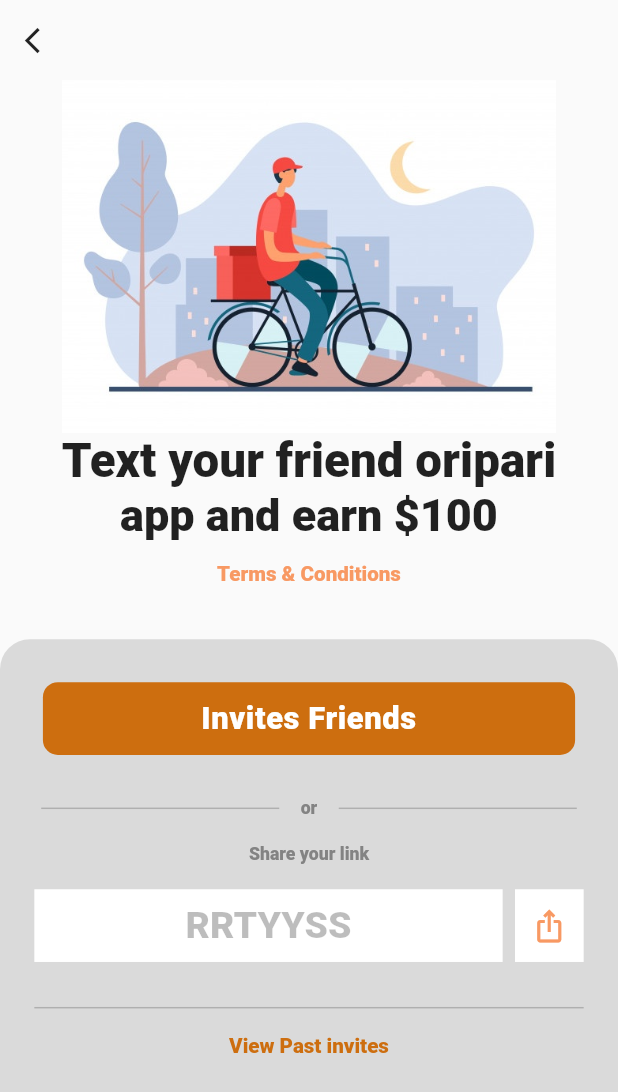
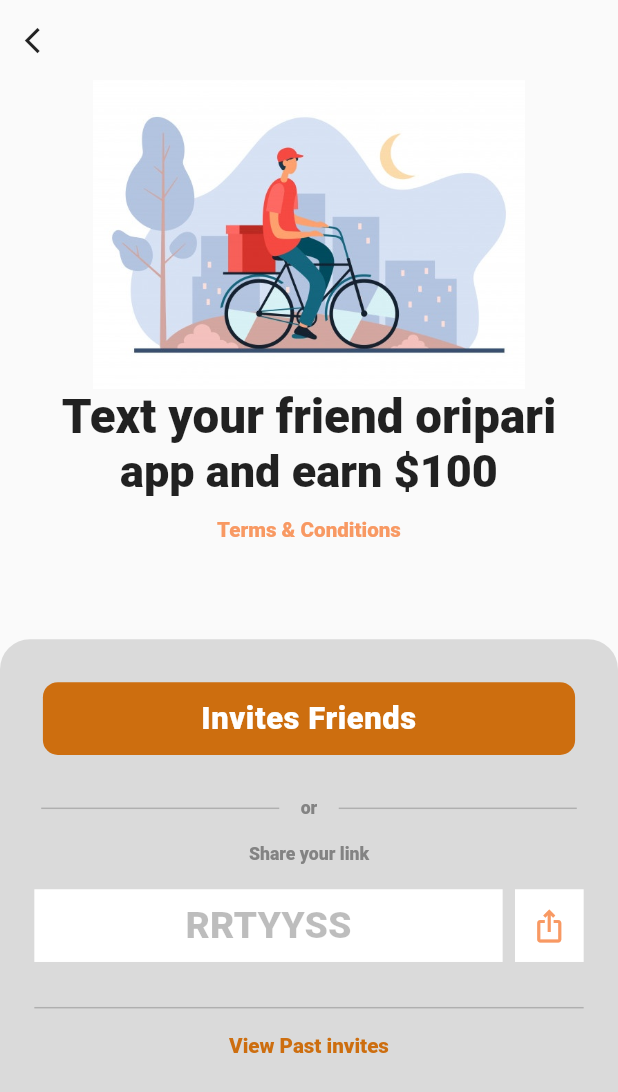
Before and after one commit to Gameofcode1/flutterproject, a Flutter app: the Referralcode screen opened directly, on a phone screen of 412 x 824 dp. Shown: the top 1092 px of the screen. Run offline on Flutter 3.47's test engine with Material 2 defaults, Android fonts, the phone set to English and light mode, and no system bars; our stand-ins replace carousel_slider, flutter_form_builder, font_awesome_flutter, image_picker; Roboto replaces fonts that are missing (Robotm, Robotom).

Commit message:
invite page

```diff
--- a/lib/referralcode/refferalcode.dart
+++ b/lib/referralcode/refferalcode.dart
@@ -34,7 +34,7 @@
                       ],
                     ),
                     Container(
-                        height: height / 3.5,
+                        height: height / 4,
                         width: double.infinity,
                         child: Image(image: AssetImage('images/bicycle.jpg'))),
                     Text("Text your friend oripari",
```
Also changed, not shown: lib/InroductionScreen/introduction.dart (added).
